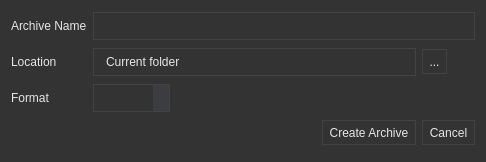
The window that app/corearchiver/corearchiver.ui (rahmanshaber/corebox) describes before a commit, drawn with Qt 5.
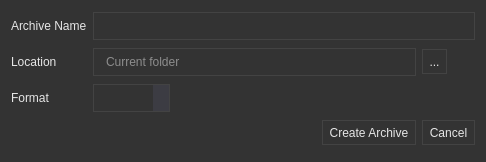
The same window after the commit. Icons and pictures are not drawn.

What changed in the file:
```diff
--- a/app/corearchiver/corearchiver.ui
+++ b/app/corearchiver/corearchiver.ui
@@ -103,6 +103,9 @@
 }</string>
      </property>
      <property name="text">
+      <string/>
+     </property>
+     <property name="placeholderText">
       <string>Current folder</string>
      </property>
     </widget>
```
